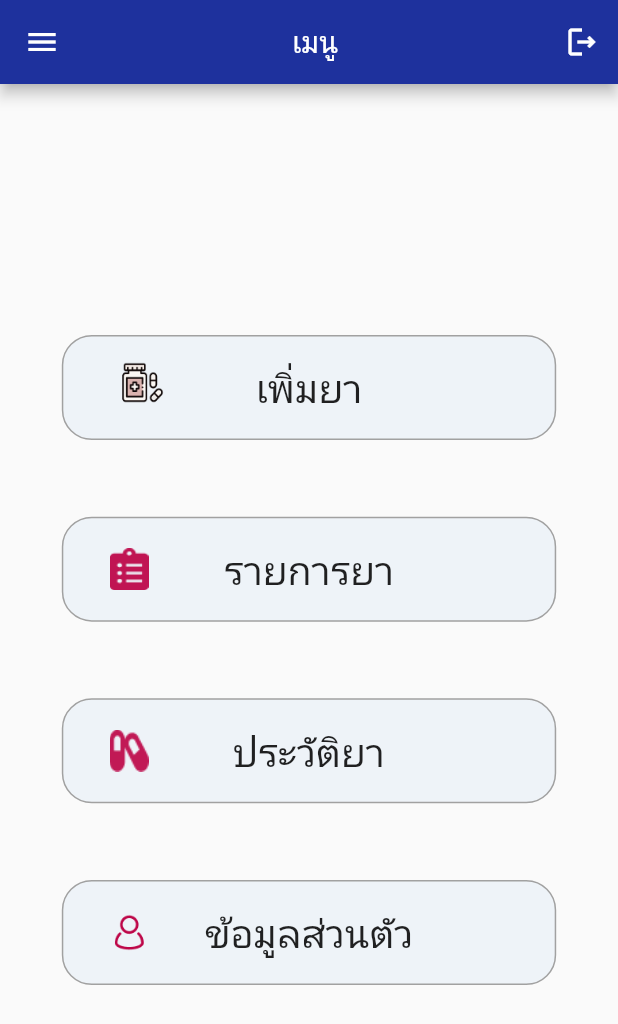
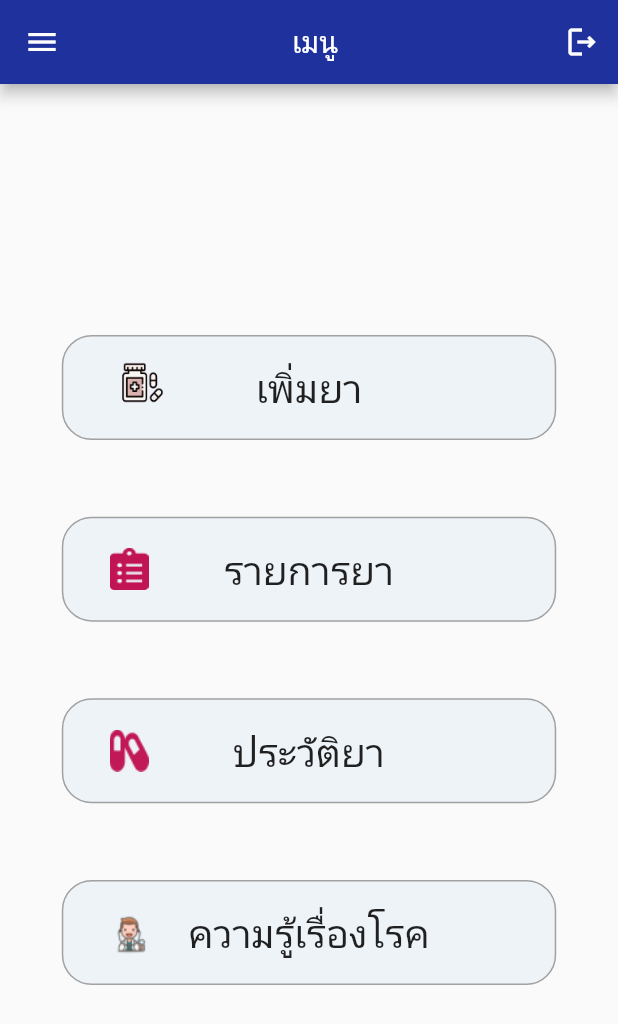
Before and after one commit to stamptitaree/ProjectFinal, a Flutter app: the HomeMenu screen opened directly, on a phone screen of 412 x 824 dp. Shown: the top 1024 px of the screen. Run offline on Flutter 3.47's test engine with Material 2 defaults, Android fonts, the phone set to English and light mode, and no system bars; our stand-ins replace cloud_firestore, firebase_auth, firebase_core, fluttertoast, get, hexcolor; accounts and stored records are empty.

Commit message:
fix edit

```diff
--- a/lib/pages/home/home_menu.dart
+++ b/lib/pages/home/home_menu.dart
@@ -127,7 +127,7 @@ class HomeMenu extends StatelessWidget {
                       Align(
                         alignment: Alignment.centerLeft,
                         child: Image.asset(
-                          'assets/images/account.png',
+                          'assets/images/health.png',
                           width: 28,
                           height: 28,
                         ),
@@ -135,7 +135,7 @@ class HomeMenu extends StatelessWidget {
                       const Align(
                         alignment: Alignment.center,
                         child: Text(
-                          'ข้อมูลส่วนตัว',
+                          'ความรู้เรื่องโรค',
                           style: TextStyle(fontSize: 26.0),
                         ),
                       ),
--- a/lib/widget/drawer_main.dart
+++ b/lib/widget/drawer_main.dart
@@ -133,7 +133,7 @@ class _DrawerMainState extends State<DrawerMain> {
             ),
             ListTile(
               leading: const Icon(Icons.medical_services_outlined),
-              title: const Text('ความรู้เรื่องยา'),
+              title: const Text('ความรู้เรื่องโรค'),
               onTap: () {
                 Get.to(const ListDrug());
               },
--- a/pubspec.yaml
+++ b/pubspec.yaml
@@ -84,6 +84,7 @@ flutter:
     - assets/images/man.png
     - assets/images/woman.png
     - assets/images/unknow.png
+    - assets/images/health.png
 
 
   #An image assets can refer to one or more resolution-specific "variants", see:
```
Also changed, not shown: assets/images/health.png (added).
